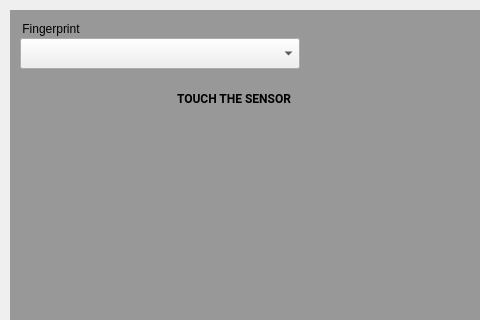
The window that android/android-emu/android/skin/qt/extended-pages/finger-page.ui (aosp-mirror/platform_external_qemu) describes before a commit, drawn with Qt 5; both pictures show x 0 to 480 and y 0 to 320 of the 620 by 600 pixel window.
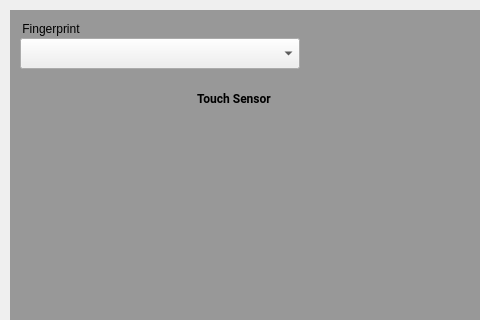
The same window after the commit. Custom widgets are drawn as their Qt base class.

```diff
--- a/android/android-emu/android/skin/qt/extended-pages/finger-page.ui
+++ b/android/android-emu/android/skin/qt/extended-pages/finger-page.ui
@@ -54,7 +54,7 @@
     </font>
    </property>
    <property name="text">
-    <string>TOUCH THE SENSOR</string>
+    <string>Touch Sensor</string>
    </property>
    <property name="flat">
     <bool>true</bool>
```
